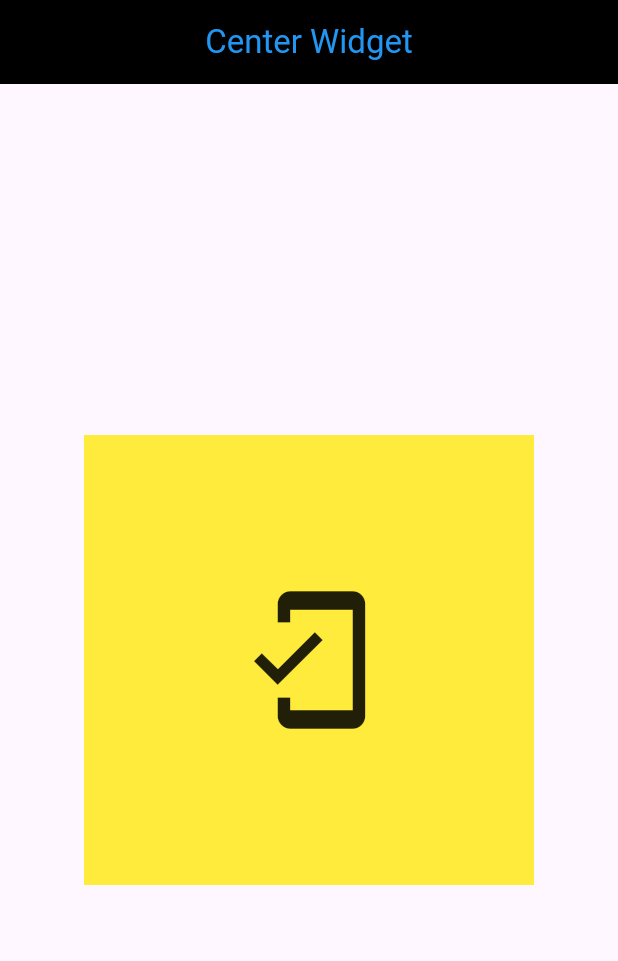
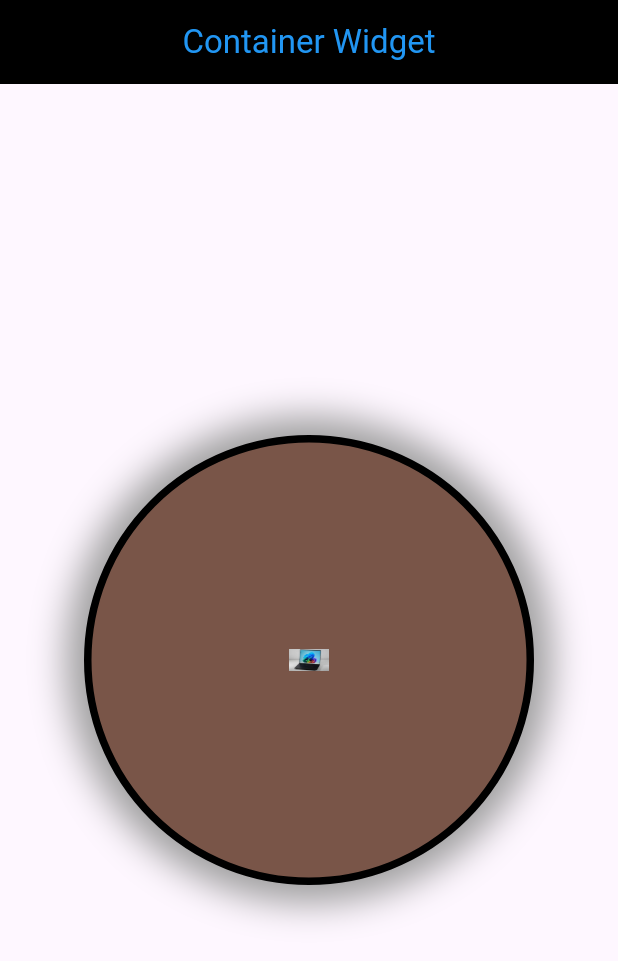
Before and after one commit to Mahafujmr/flutter_all_weiget_practice, a Flutter app: the screen it shows after launch, on a phone screen of 412 x 824 dp. Shown: the top 961 px of the screen. Run offline on Flutter 3.47's test engine with Material 3 defaults, Android fonts, the phone set to English and light mode, and no system bars.

Commit message:
fluter container widget

```diff
--- a/lib/layout_widgets/center_widget_p.dart
+++ b/lib/layout_widgets/center_widget_p.dart
@@ -15,6 +15,7 @@ class CenterWidgetP extends StatelessWidget {
         centerTitle: true,
       ),
       body: Center(
+        // center widget all child widget middle
         child: Container(
           width: 300,
           height: 300,
--- /dev/null
+++ b/lib/layout_widgets/container_widget.dart
@@ -0,0 +1,44 @@
+// flutter container widget => important widget
+import 'package:flutter/material.dart';
+
+class ContainerWidget extends StatelessWidget {
+  const ContainerWidget({super.key});
+  @override
+  Widget build(BuildContext context) {
+    return Scaffold(
+      appBar: AppBar(
+        backgroundColor: Colors.black,
+        title: Text(
+          'Container Widget',
+          style: TextStyle(fontSize: 22, color: Colors.blue),
+        ),
+        centerTitle: true,
+      ),
+      body: Center(
+        child: Container(
+          width: 300,
+          height: 300,
+          decoration: BoxDecoration(
+            color: Colors.brown,
+            // use borderRadius -maintain container box
+            // borderRadius: BorderRadius.circular(100),
+            // use border- maintain box outside border and color
+            border: Border.all(width: 5, color: Colors.black),
+            // use boxShadow - maintain container bluer , color, offect
+            boxShadow: [
+              BoxShadow(color: Colors.grey, blurRadius: 20, spreadRadius: 12),
+            ],
+            // use shape- boxShape - circle and rectangle
+            shape: BoxShape.circle,
+            // use image - maintain container image
+            image: DecorationImage(
+              image: AssetImage('images/laptop.jpeg'),
+              fit: BoxFit.scaleDown,
+              scale: 10,
+            ),
+          ),
+        ),
+      ),
+    );
+  }
+}
--- a/lib/main.dart
+++ b/lib/main.dart
@@ -1,5 +1,5 @@
 import 'package:flutter/material.dart';
-import 'package:flutter_all_widget_practice/layout_widgets/center_widget_p.dart';
+import 'package:flutter_all_widget_practice/layout_widgets/container_widget.dart';
 
 void main() {
   runApp(MyApp());
@@ -26,7 +26,7 @@ class MyApp extends StatelessWidget {
 
       // builder is call back function
       //builder: (context, child) => ,
-      home: CenterWidgetP(),
+      home: ContainerWidget(),
     );
   }
 }
```
Also changed, not shown: 2 other files.
